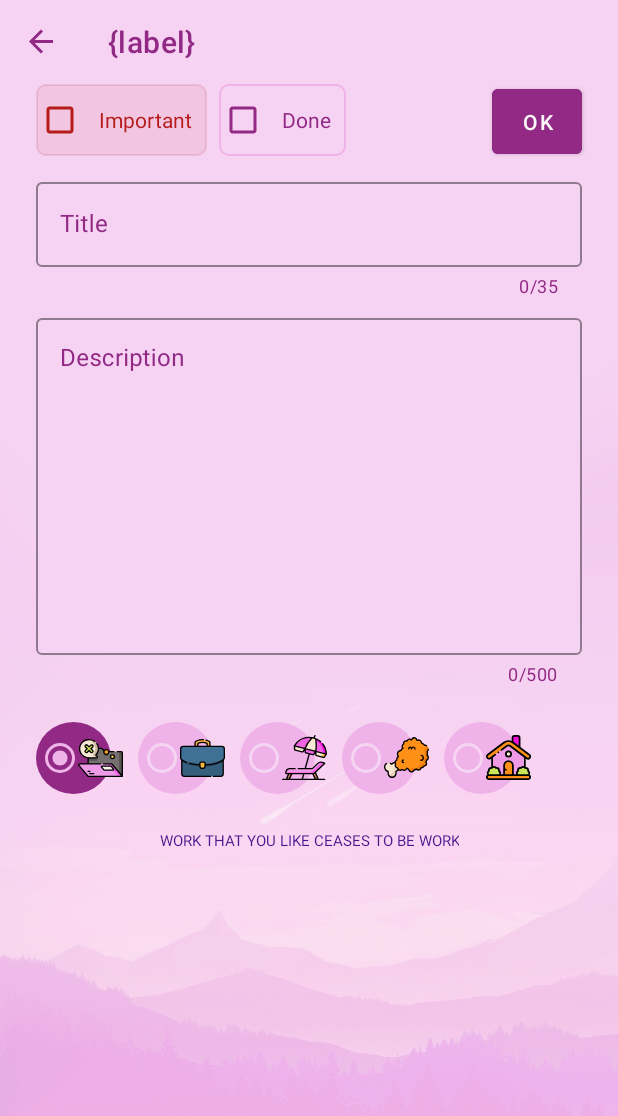
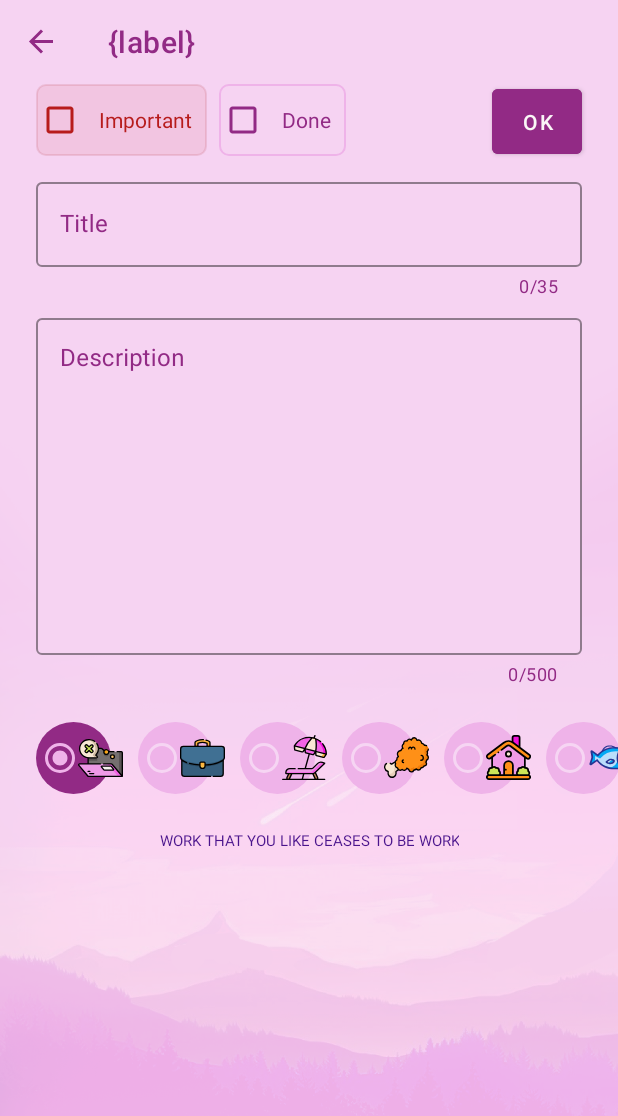
Before and after one commit to dentorion/Tasks, an Android app: the screen it shows after launch (MainActivity), after a tap on "Add button", on a phone screen of 412 x 824 dp. Shown: the top 1116 px of the screen. Run offline under Robolectric (Android 15) with nearby library versions, the phone set to English and light mode, and no system bars; our stand-ins replace Dagger/Hilt's generated code, Room's generated code, navigation-ui.

Commit message:
Add fish icon ;)

```diff
--- a/app/src/main/java/com/entin/lighttasks/presentation/di/TaskGroupsCallback.kt
+++ b/app/src/main/java/com/entin/lighttasks/presentation/di/TaskGroupsCallback.kt
@@ -5,6 +5,7 @@ import androidx.sqlite.db.SupportSQLiteDatabase
 import com.entin.lighttasks.R
 import com.entin.lighttasks.data.db.TaskGroupsDao
 import com.entin.lighttasks.domain.entity.TaskGroup
+import com.entin.lighttasks.presentation.util.FISH_HOME_ID
 import com.entin.lighttasks.presentation.util.RADIO_EMPTY_ID
 import com.entin.lighttasks.presentation.util.RADIO_FOOD_ID
 import com.entin.lighttasks.presentation.util.RADIO_HOME_ID
@@ -36,6 +37,7 @@ class TaskGroupsCallback(
             TaskGroup(backgroundResource = R.drawable.rest_btn_radio, groupId = RADIO_REST_ID),
             TaskGroup(backgroundResource = R.drawable.food_btn_radio, groupId = RADIO_FOOD_ID),
             TaskGroup(backgroundResource = R.drawable.home_btn_radio, groupId = RADIO_HOME_ID),
+            TaskGroup(backgroundResource = R.drawable.fish_btn_radio, groupId = FISH_HOME_ID),
         )
         provider.get().insertData(radioButtonElements)
     }
--- a/app/src/main/java/com/entin/lighttasks/presentation/ui/main/adapter/AllTasksAdapter.kt
+++ b/app/src/main/java/com/entin/lighttasks/presentation/ui/main/adapter/AllTasksAdapter.kt
@@ -9,11 +9,7 @@ import androidx.recyclerview.widget.RecyclerView
 import com.entin.lighttasks.R
 import com.entin.lighttasks.databinding.ItemBinding
 import com.entin.lighttasks.domain.entity.Task
-import com.entin.lighttasks.presentation.util.RADIO_EMPTY_ID
-import com.entin.lighttasks.presentation.util.RADIO_FOOD_ID
-import com.entin.lighttasks.presentation.util.RADIO_HOME_ID
-import com.entin.lighttasks.presentation.util.RADIO_REST_ID
-import com.entin.lighttasks.presentation.util.RADIO_WORK_ID
+import com.entin.lighttasks.presentation.util.TaskGroupsIds
 
 class AllTasksAdapter(
     private val listener: OnClickOnEmpty,
@@ -59,11 +55,12 @@ class AllTasksAdapter(
 
                 taskGroupIcon.setImageResource(
                     when (task.group) {
-                        RADIO_EMPTY_ID -> R.drawable.ic_nothing
-                        RADIO_WORK_ID -> R.drawable.ic_work
-                        RADIO_REST_ID -> R.drawable.ic_rest
-                        RADIO_FOOD_ID -> R.drawable.ic_food
-                        RADIO_HOME_ID -> R.drawable.ic_home
+                        TaskGroupsIds.EMPTY.id -> R.drawable.ic_nothing
+                        TaskGroupsIds.WORK.id -> R.drawable.ic_work
+                        TaskGroupsIds.REST.id -> R.drawable.ic_rest
+                        TaskGroupsIds.FOOD.id -> R.drawable.ic_food
+                        TaskGroupsIds.HOME.id -> R.drawable.ic_home
+                        TaskGroupsIds.FISH.id -> R.drawable.ic_fish
                         else -> R.drawable.ic_nothing
                     },
                 )
@@ -84,8 +81,7 @@ class AllTasksAdapter(
     }
 
     class DiffCallback : DiffUtil.ItemCallback<Task>() {
-        override fun areItemsTheSame(oldItem: Task, newItem: Task) =
-            oldItem == newItem
+        override fun areItemsTheSame(oldItem: Task, newItem: Task) = oldItem == newItem
 
         override fun areContentsTheSame(oldItem: Task, newItem: Task) =
             oldItem.id == newItem.id && oldItem.position == newItem.position
--- a/app/src/main/java/com/entin/lighttasks/presentation/util/Constants.kt
+++ b/app/src/main/java/com/entin/lighttasks/presentation/util/Constants.kt
@@ -34,6 +34,7 @@ const val RADIO_WORK_ID = 1
 const val RADIO_REST_ID = 2
 const val RADIO_FOOD_ID = 3
 const val RADIO_HOME_ID = 4
+const val FISH_HOME_ID = 5
 
 /**
  * Utils
--- /dev/null
+++ b/app/src/main/java/com/entin/lighttasks/presentation/util/TaskGroupsIds.kt
@@ -0,0 +1,12 @@
+package com.entin.lighttasks.presentation.util
+
+import com.entin.lighttasks.R
+
+enum class TaskGroupsIds(val res: Int, val id: Int) {
+    EMPTY(R.drawable.empty_btn_radio, RADIO_EMPTY_ID),
+    WORK(R.drawable.work_btn_radio, RADIO_WORK_ID),
+    REST(R.drawable.rest_btn_radio, RADIO_REST_ID),
+    FOOD(R.drawable.food_btn_radio, RADIO_FOOD_ID),
+    HOME(R.drawable.home_btn_radio, RADIO_HOME_ID),
+    FISH(R.drawable.fish_btn_radio, FISH_HOME_ID),
+}
--- /dev/null
+++ b/app/src/main/res/drawable/fish_btn_radio.xml
@@ -0,0 +1,5 @@
+<?xml version="1.0" encoding="utf-8"?>
+<selector xmlns:android="http://schemas.android.com/apk/res/android">
+    <item android:drawable="@drawable/fish_radio_state_checked" android:state_checked="true" />
+    <item android:drawable="@drawable/fish_radio_state_unchecked" />
+</selector>
--- /dev/null
+++ b/app/src/main/res/drawable/fish_radio_state_checked.xml
@@ -0,0 +1,17 @@
+<?xml version="1.0" encoding="utf-8"?>
+<layer-list xmlns:android="http://schemas.android.com/apk/res/android">
+
+    <item android:width="50dp">
+        <shape android:shape="oval">
+            <solid android:color="@color/color_main" />
+        </shape>
+    </item>
+
+    <item
+        android:width="30dp"
+        android:height="25dp"
+        android:left="28dp"
+        android:gravity="center"
+        android:drawable="@drawable/ic_fish" />
+
+</layer-list>
--- /dev/null
+++ b/app/src/main/res/drawable/fish_radio_state_unchecked.xml
@@ -0,0 +1,17 @@
+<?xml version="1.0" encoding="utf-8"?>
+<layer-list xmlns:android="http://schemas.android.com/apk/res/android">
+
+    <item android:width="50dp">
+        <shape android:shape="oval">
+            <solid android:color="@color/color_stroke_checkbox" />
+        </shape>
+    </item>
+
+    <item
+        android:width="30dp"
+        android:height="25dp"
+        android:left="28dp"
+        android:gravity="center"
+        android:drawable="@drawable/ic_fish" />
+
+</layer-list>
--- /dev/null
+++ b/app/src/main/res/drawable/ic_fish.xml
@@ -0,0 +1,45 @@
+<vector xmlns:android="http://schemas.android.com/apk/res/android"
+    android:width="800dp"
+    android:height="800dp"
+    android:viewportWidth="1024"
+    android:viewportHeight="1024">
+  <path
+      android:pathData="M207.1,570.8L70.3,683a11.3,11.3 0,0 1,-18 -11.9Q96.1,520.3 98,493.3q1.9,-26.8 -21.5,-154a11.3,11.3 0,0 1,18.7 -10.4l126.6,115.3q153.3,-210 387.4,-210c214.7,0 343.7,140.8 343.7,281.6s-129,281.6 -343.7,281.6q-257.1,0.1 -402,-226.5z"
+      android:fillColor="#03A9F4"/>
+  <path
+      android:pathData="M486.4,656.9q81,0 100.8,-46.2c19.8,-46.2 -31.5,-61.1 -78.6,-61.1 -22.2,0 -45,30.2 -76,53.7q-39.6,30 53.8,53.7z"
+      android:fillColor="#FFC107"/>
+  <path
+      android:pathData="M150.3,617.4q9.4,-36.9 10.2,-48.7 1.2,-16.6 0,-112.9l114.7,67.4q142.1,-194.6 359.1,-194.6C814.8,328.6 930,436 949.8,553.4c-20.6,127.2 -145.1,244 -340.6,244q-206.4,0 -340.5,-146 -3.6,-5.3 -7.1,-10.8l-1.5,1.2a593.4,593.4 0,0 1,-53 -71z"
+      android:fillColor="#BBDEFB"/>
+  <path
+      android:pathData="M758.5,260.3c123.7,47.1 194.3,151.3 194.3,255.5 0,140.8 -129,281.6 -343.7,281.6q-76.3,0 -142.7,-20 210.5,-34.2 210.5,-280.1 0,-154.7 81.6,-237z"
+      android:fillColor="#03A9F4"/>
+  <path
+      android:pathData="M782.1,774.2l-17.9,12.3c-59.2,-70.4 -93.1,-167.4 -93.1,-270.8S705,315.4 764.2,244.9l55.8,40.5c-52.2,62.2 -103.8,137.3 -103.8,230.3s13.7,196.3 65.9,258.5z"
+      android:fillColor="#FFFFFF"/>
+  <path
+      android:pathData="M486.4,656.9q81,0 100.8,-46.2c19.8,-46.2 -31.5,-61.1 -78.6,-61.1 -22.2,0 -45,30.2 -76,53.7q-39.6,30 53.8,53.7z"
+      android:fillColor="#FFFFFF"/>
+  <path
+      android:pathData="M480.6,655.4q-43.5,-18.8 -14.3,-40.9c31.1,-23.5 53.9,-53.7 76,-53.7a194.8,194.8 0,0 1,31.4 2.4c15.7,9.5 23.2,24.7 13.4,47.5q-19.8,46.2 -100.8,46.2 -2.9,-0.8 -5.8,-1.5z"
+      android:fillColor="#D2E4FF"/>
+  <path
+      android:pathData="M569.4,560.8c18.6,9.3 28.3,25.1 17.8,49.8q-17.4,40.6 -82.1,45.6 -46.2,-19.1 -16.2,-41.8c31.1,-23.5 53.9,-53.7 76,-53.7q2.3,0 4.6,0z"
+      android:fillColor="#03A9F4"/>
+  <path
+      android:pathData="M339.4,334.6l-29.3,-9.3c15.7,-49.6 39.2,-87.6 69.8,-112.8 31.1,-25.7 70,-38.7 115.5,-38.7 54.8,0 100.4,16.6 135.4,49.3l29.4,27.5 -40.2,-0.9c-3.6,-0.1 -7.2,-0.1 -10.9,-0.1v-4.7c-29,-26.8 -67.3,-40.4 -113.7,-40.4 -77.3,-0 -128.3,42.6 -156.1,130.1z"
+      android:fillColor="#283593"/>
+  <path
+      android:pathData="M609.2,817.8c-88.9,0 -169.3,-19.9 -239.1,-59.3C306.2,722.6 250,669.6 202.6,601L83.3,698.8a31.8,31.8 0,0 1,-50.6 -33.4C68.3,542.5 76.8,503.2 77.6,491.8c0.6,-9 -1.3,-40.4 -21.2,-148.9a31.7,31.7 0,0 1,25.5 -37,31.9 31.9,0 0,1 27.1,7.8l110,100.2c49.4,-63.2 105.3,-112 166.5,-145.2 67.3,-36.5 142.5,-55 223.6,-55 54,0 104.9,8.6 151.3,25.4 43.5,15.9 82.1,38.7 114.7,67.8 62.4,55.7 98.2,131.9 98.2,208.9s-35.8,153.1 -98.2,208.9c-32.6,29.1 -71.2,51.9 -114.7,67.8 -46.3,16.9 -97.2,25.4 -151.3,25.4zM212,540.3l12.4,19.4c46.3,72.3 102,127.2 165.8,163.1 63.6,35.8 137.3,54 219,54 49.3,0 95.4,-7.7 137.3,-23 38.6,-14.1 72.8,-34.2 101.4,-59.8 53.7,-48 84.5,-113 84.5,-178.3s-30.8,-130.3 -84.5,-178.3c-28.7,-25.6 -62.8,-45.8 -101.4,-59.8 -41.8,-15.2 -88,-23 -137.3,-23 -74.2,0 -142.9,16.8 -204.1,50 -61.6,33.4 -117.7,84.3 -166.7,151.5l-13.5,18.4L101.5,362.3c16.7,94.4 17.7,120.8 16.9,132.4s-5.9,40.5 -38.3,153.6z"
+      android:fillColor="#283593"/>
+  <path
+      android:pathData="M743.2,785.3c-29,-34.6 -51.9,-75.3 -67.8,-120.9a458.3,458.3 0,0 1,0 -297.3c16,-45.6 38.8,-86.3 67.8,-120.9l31.4,26.3c-25.9,30.8 -46.2,67.1 -60.5,108.1a417.4,417.4 0,0 0,0 270.2c14.3,40.9 34.7,77.3 60.5,108.1zM501.8,678q-8.3,0 -17.1,-0.7l-1.7,-0.1 -1.7,-0.4c-52,-13.2 -76,-28.1 -80.4,-49.8 -2,-10.1 -0.3,-25.2 19.2,-40 9.3,-7.1 18,-14.9 26.4,-22.5 20.1,-18.2 39.1,-35.3 62,-35.3 27,0 75.2,4.5 95.2,34.8 7.1,10.8 13.3,29.1 2.3,54.9a92.1,92.1 0,0 1,-44 46.7C545.2,673.8 525,678 501.8,678zM489.7,636.6c41.2,3 67.7,-8.4 78.6,-34 4.7,-10.9 2.1,-14.9 1.2,-16.2 -5.2,-7.9 -26.5,-16.4 -61,-16.4 -7.1,0 -22.3,13.7 -34.5,24.8 -8.6,7.8 -18.4,16.6 -29.1,24.8l-0.5,0.4c5.6,3.5 18.1,9.6 45.4,16.7z"
+      android:fillColor="#283593"/>
+  <path
+      android:pathData="M783.8,493.3a33.8,33.8 0,1 0,67.6 0,33.8 33.8,0 1,0 -67.6,0Z"
+      android:fillColor="#FFFFFF"/>
+  <path
+      android:pathData="M817.6,537.3a44,44 0,1 1,44 -44,44.1 44.1,0 0,1 -44,44zM817.6,469.7a23.5,23.5 0,1 0,23.6 23.5,23.6 23.6,0 0,0 -23.6,-23.5z"
+      android:fillColor="#283593"/>
+</vector>
```
